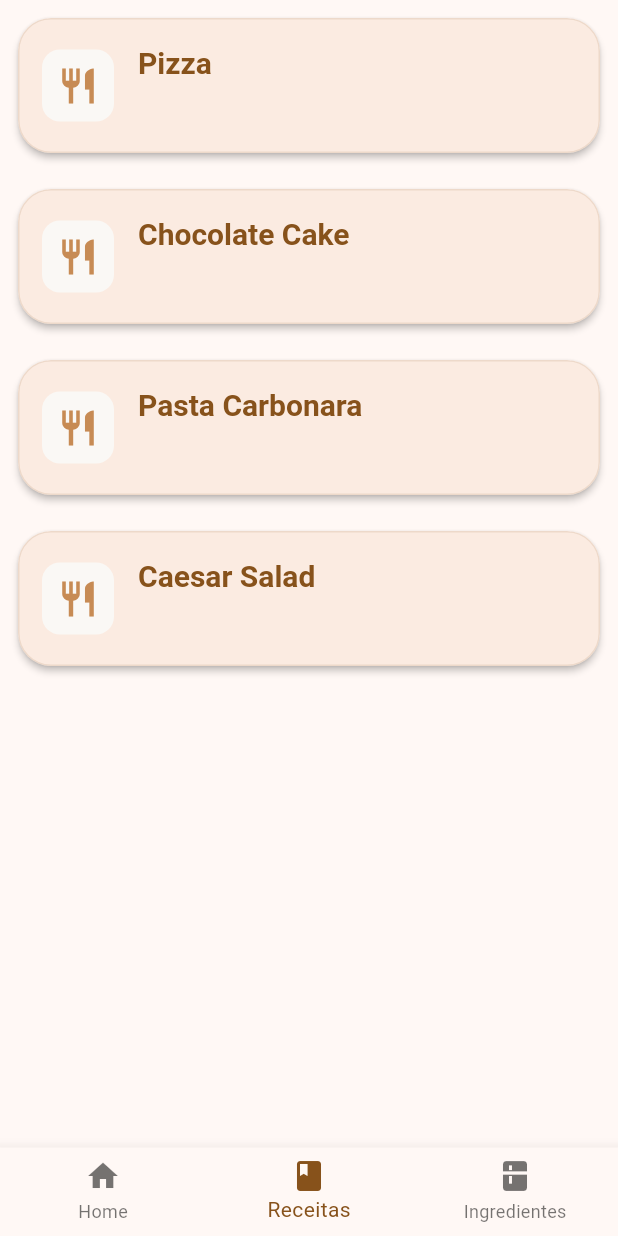
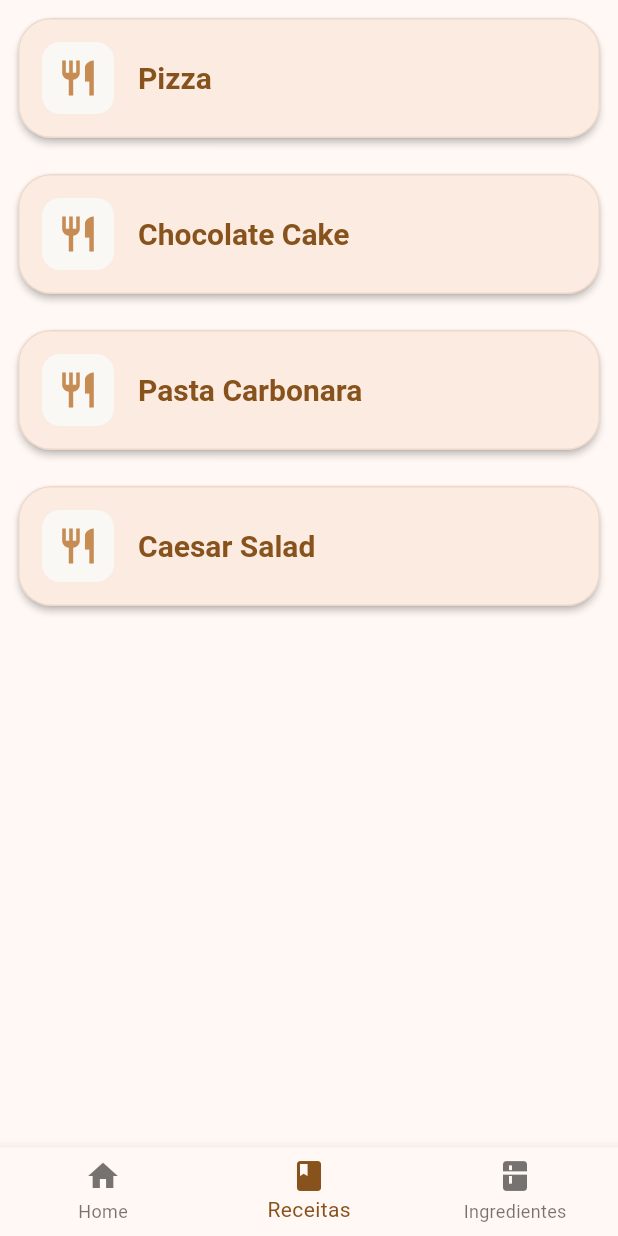
Before and after one commit to FelipePaterni/reseller, a Flutter app: the screen it shows after launch, item 2 of the bottom bar chosen, on a phone screen of 412 x 824 dp. Run offline on Flutter 3.47's test engine with Material 3 defaults, Android fonts, the phone set to English and light mode, and no system bars; our stand-ins replace flutter_form_builder.

Commit message:
feat: remove description field from Recipe entity, update CardRecipe to use Recipe object directly

```diff
--- a/lib/src/modules/recipes/domain/entities/recipe.dart
+++ b/lib/src/modules/recipes/domain/entities/recipe.dart
@@ -4,7 +4,6 @@ class Recipe {
   final String? id;
   final String imagePath;
   final String name;
-  final String description;
   final double yieldRecipe;
   final List<RecipeItem> items;
 
@@ -12,7 +11,6 @@ class Recipe {
     this.id,
     this.imagePath = '',
     this.name = '',
-    this.description = '',
     this.yieldRecipe = 1.0,
     this.items = const [],
   });
@@ -21,7 +19,6 @@ class Recipe {
     String? id,
     String? imagePath,
     String? name,
-    String? description,
     double? yieldRecipe,
     List<RecipeItem>? items,
   }) {
@@ -29,7 +26,6 @@ class Recipe {
       id: id ?? this.id,
       imagePath: imagePath ?? this.imagePath,
       name: name ?? this.name,
-      description: description ?? this.description,
       yieldRecipe: yieldRecipe ?? this.yieldRecipe,
       items: items ?? this.items,
     );
--- a/lib/src/modules/recipes/presentation/pages/recipe_info.dart
+++ b/lib/src/modules/recipes/presentation/pages/recipe_info.dart
@@ -67,6 +67,8 @@ class _RecipeInfoState extends State<RecipeInfo> {
                     ),
                   ),
                   Expanded(
+                    child: Padding(
+                      padding: const EdgeInsets.symmetric(horizontal: 8.0),
                       child: TabBarView(
                         children: [
                           Text("EM construction"),
@@ -75,6 +77,7 @@ class _RecipeInfoState extends State<RecipeInfo> {
                             items: widget.recipe.items,
                           ),
                         ],
+                      ),
                     ),
                   ),
                 ],
--- a/lib/src/modules/recipes/presentation/pages/recipe_list.dart
+++ b/lib/src/modules/recipes/presentation/pages/recipe_list.dart
@@ -20,8 +20,7 @@ class RecipeList extends StatelessWidget {
             padding: const EdgeInsets.all(8.0),
             child: CardRecipe.icon(
               icon: Icons.restaurant,
-              title: recipe.name,
-              content: recipe.description,
+              recipe: recipe,
               onTap: () => Navigator.pushNamed(
                 context,
                 Routes.recipesInfo,
--- a/lib/src/modules/recipes/presentation/widgets/card_recipe.dart
+++ b/lib/src/modules/recipes/presentation/widgets/card_recipe.dart
@@ -1,9 +1,9 @@
 import 'package:flutter/material.dart';
 import 'package:reseller/src/core/theme/app_colors.dart';
+import 'package:reseller/src/modules/recipes/domain/entities/recipe.dart';
 
 class CardRecipe extends StatelessWidget {
-  final String title;
-  final String content;
+  final Recipe recipe;
   final String? imagePath;
   final IconData? icon;
   final Color? iconColor;
@@ -14,8 +14,7 @@ class CardRecipe extends StatelessWidget {
   const CardRecipe.image({
     super.key,
     required this.imagePath,
-    required this.title,
-    required this.content,
+    required this.recipe,
     this.onTap,
   }) : icon = null,
        iconColor = null,
@@ -25,8 +24,7 @@ class CardRecipe extends StatelessWidget {
   const CardRecipe.icon({
     super.key,
     required this.icon,
-    required this.title,
-    required this.content,
+    required this.recipe,
     this.onTap,
     this.iconColor,
     this.iconBackgroundColor,
@@ -44,27 +42,11 @@ class CardRecipe extends StatelessWidget {
             mainAxisSize: MainAxisSize.max,
             children: [
               _buildLeadingWidget(context),
-              Expanded(
-                child: Column(
-                  spacing: 8,
-                  crossAxisAlignment: CrossAxisAlignment.start,
-                  mainAxisSize: MainAxisSize.min,
-                  children: [
-                    Text(
-                      title,
-                      style: Theme.of(context).textTheme.headlineSmall
-                          ?.copyWith(
-                            color: Theme.of(context).colorScheme.primary,
-                            fontWeight: FontWeight.bold,
-                          ),
-                    ),
-                    Text(
-                      content,
-                      style: Theme.of(context).textTheme.bodyMedium?.copyWith(
-                        color: Theme.of(context).colorScheme.onSurfaceVariant,
-                      ),
-                    ),
-                  ],
+              Text(
+                recipe.name,
+                style: Theme.of(context).textTheme.headlineSmall?.copyWith(
+                  color: Theme.of(context).colorScheme.primary,
+                  fontWeight: FontWeight.bold,
                 ),
               ),
             ],
```
Lines whose indentation alone changed are shown as unchanged.
